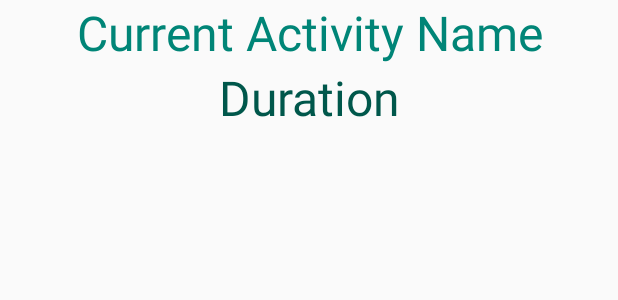
After one commit to danthompson41/TimeTap, an Android app: the layout fragment_current_activity_display.xml on its own in the app's theme, with its tools: preview values and no code run, on a phone screen of 412 x 824 dp. The commit adds this screen. Shown: the top 300 px of the screen. Run offline under Robolectric (Android 15) with nearby library versions, the phone set to English and light mode, and no system bars.

Commit message:
End of iteration 3

```diff
--- a/app/src/main/AndroidManifest.xml
+++ b/app/src/main/AndroidManifest.xml
@@ -4,7 +4,8 @@
           package="com.dthompson.timetap">
 
     <dist:module dist:instant="true"/>
-
+    <uses-permission android:name="android.permission.READ_CALENDAR"/>
+    <uses-permission android:name="android.permission.WRITE_CALENDAR"/>
     <application
             android:allowBackup="true"
             android:icon="@mipmap/ic_launcher"
--- /dev/null
+++ b/app/src/main/res/layout/fragment_current_activity_display.xml
@@ -0,0 +1,32 @@
+<?xml version="1.0" encoding="utf-8"?>
+<FrameLayout xmlns:android="http://schemas.android.com/apk/res/android"
+             xmlns:tools="http://schemas.android.com/tools"
+             android:layout_width="match_parent"
+             android:layout_height="match_parent"
+             tools:context="CurrentActivityDisplayFragment">
+
+    <LinearLayout android:layout_width="match_parent" android:layout_height="wrap_content" android:orientation="vertical">
+    <!-- TODO: Update blank fragment layout -->
+    <TextView
+            android:layout_width="match_parent"
+            android:layout_height="match_parent"
+            android:text="Current Activity Name"
+            android:id="@+id/currentActivityName"
+            android:gravity="center"
+            android:textColor="@color/colorPrimary"
+            android:textSize="32dp"
+
+    />
+
+    <TextView
+            android:layout_width="match_parent"
+            android:layout_height="match_parent"
+            android:text="Duration"
+            android:gravity="center"
+            android:textColor="@color/colorPrimaryDark"
+            android:id="@+id/currentActivityDuration"
+            android:textSize="32dp"
+
+    />
+    </LinearLayout>
+</FrameLayout>
```
Also changed, not shown: app/src/main/java/com/dthompson/timetap/CurrentActivityDisplayFragment.kt (added, +63 -0 lines), app/src/main/java/com/dthompson/timetap/MainActivity.kt (+15 -0 lines), app/src/main/java/com/dthompson/timetap/Repository.kt (+44 -9 lines), app/src/main/java/com/dthompson/timetap/TimeActivityListFragment.kt (+14 -2 lines), app/src/main/res/layout/activity_main.xml (+11 -2 lines), 1 other file.
